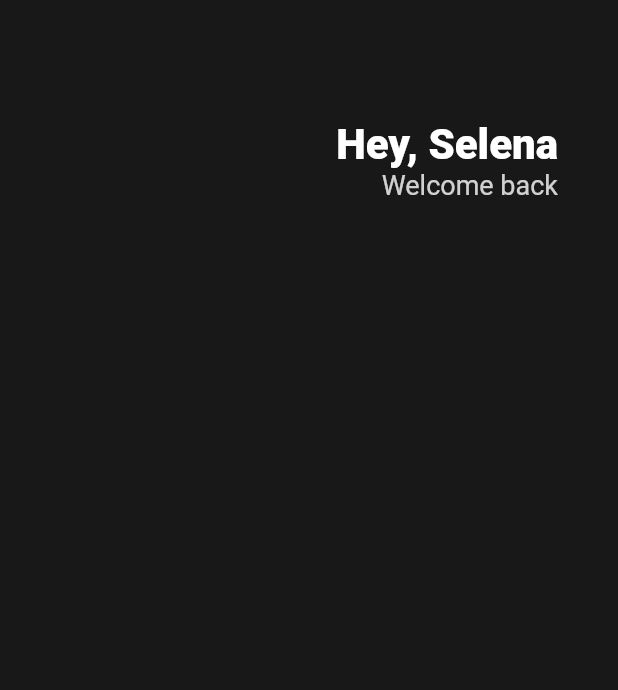
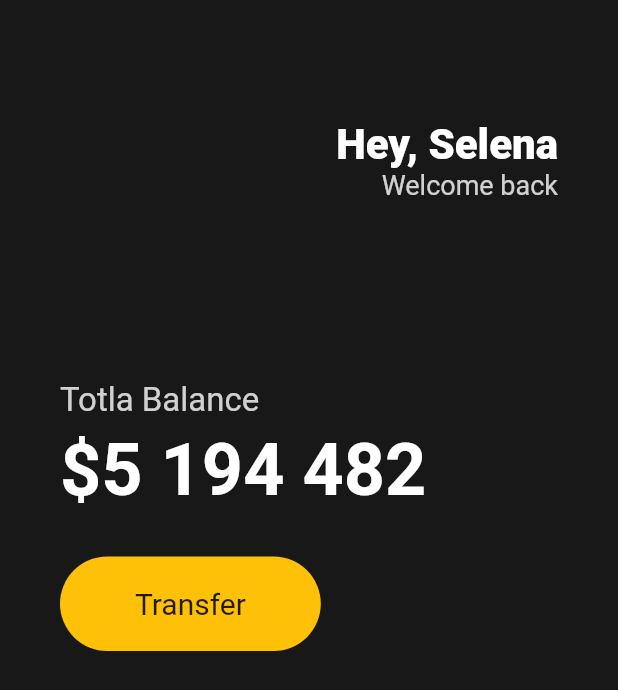
Before and after one commit to jangjo123/Flutter, a Flutter app: the screen it shows after launch, on a phone screen of 412 x 824 dp. Shown: the top 690 px of the screen. Run offline on Flutter 3.47's test engine with Material 2 defaults, Android fonts, the phone set to English and light mode, and no system bars.

Commit message:
Buttons Section

```diff
--- a/toonflix/lib/main.dart
+++ b/toonflix/lib/main.dart
@@ -22,6 +22,7 @@ class App extends StatelessWidget{
         body: Padding(
           padding: EdgeInsets.symmetric(horizontal: 40),
           child: Column(
+            crossAxisAlignment: CrossAxisAlignment.start,
           children: [
             SizedBox(
               height: 80,
@@ -44,12 +45,49 @@ class App extends StatelessWidget{
                   style: TextStyle(
                     color: Colors.white.withOpacity(0.8),
                     fontSize: 18,
-                    ),
+                  ),
                   ),
                 ],
                 )
               ],
             ),
+            SizedBox(height: 120,),
+            Text(
+              "Totla Balance",
+              style:  TextStyle(
+                fontSize: 22,
+                color: Colors.white.withOpacity(0.8),
+                ),
+            ),
+            SizedBox(height: 5,),
+            Text(
+              "\$5 194 482",
+              style:  TextStyle(
+                fontSize: 48,
+                fontWeight: FontWeight.w600,
+                color: Colors.white,
+                ),
+            ),
+            SizedBox(height: 30,),
+            Row(
+              children: [
+                Container(
+                  decoration: BoxDecoration(
+                    color: Colors.amber,
+                    borderRadius: BorderRadius.circular(45),
+                  ),
+                  child: Padding(
+                    padding: EdgeInsets.symmetric(vertical: 20, horizontal: 50,),
+                    child: Text(
+                      "Transfer",
+                      style: TextStyle(
+                        fontSize: 20,
+                      ),
+                    ),
+                  ),
+                ),
+              ],
+            )
           ],
         ),),
       ),
```
